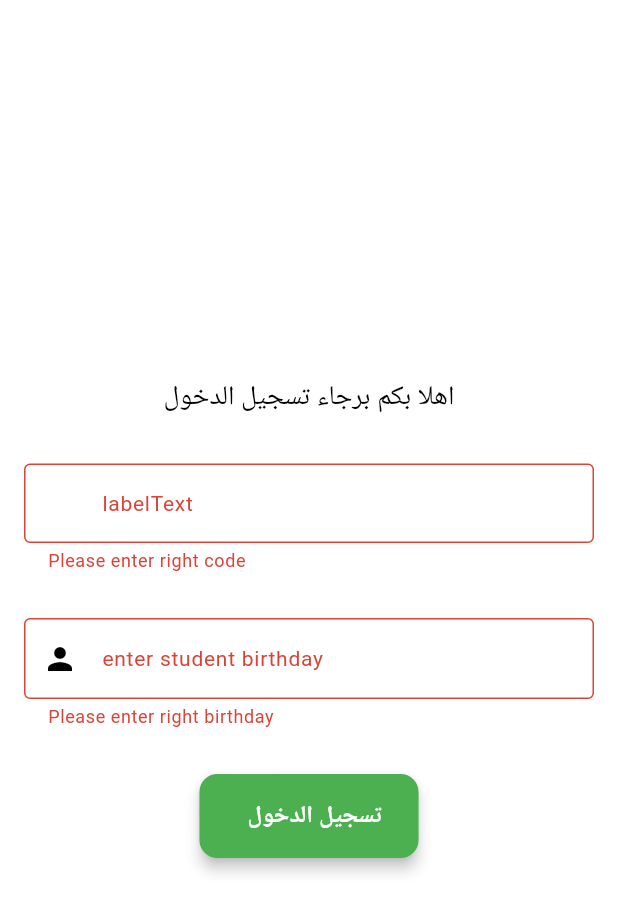
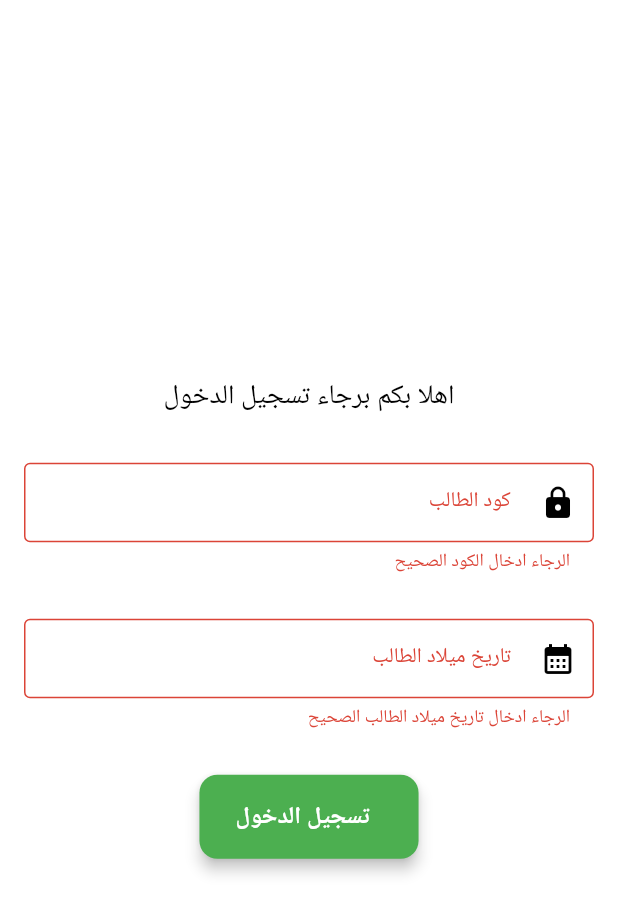
Before and after one commit to Bahaaib/Halaka, a Flutter app: the screen it shows after launch, after a tap on "تسجيل الدخول", on a phone screen of 412 x 824 dp. Shown: the top 914 px of the screen. Run offline on Flutter 3.47's test engine with Material 3 defaults, Android fonts, the phone set to English and light mode, and no system bars; our stand-ins replace auto_route, dio, firebase_core, firebase_database, flutter_bloc, freezed_annotation and 2 more; accounts and stored records are empty.

```diff
--- a/lib/main.dart
+++ b/lib/main.dart
@@ -1,11 +1,14 @@
+import 'package:firebase_core/firebase_core.dart';
 import 'package:flutter/material.dart';
 import 'package:flutter_bloc/flutter_bloc.dart';
 import 'package:halaka/presentation/global_bloc_observer.dart';
 import 'package:logger/logger.dart';
-
+import 'firebase_options.dart';
 import 'my_app.dart';
 
-void main() {
+void main() async {
+  WidgetsFlutterBinding.ensureInitialized();
+  await Firebase.initializeApp(options: DefaultFirebaseOptions.currentPlatform);
   final _appLogger = Logger();
   Bloc.observer = GlobalBlocObserver(logger: _appLogger);
   runApp(const MyApp());
--- a/lib/my_app.dart
+++ b/lib/my_app.dart
@@ -1,6 +1,7 @@
 import 'package:dio/dio.dart';
 import 'package:flutter/material.dart';
 import 'package:flutter_bloc/flutter_bloc.dart';
+import 'package:flutter_localizations/flutter_localizations.dart';
 import 'package:get_it/get_it.dart';
 import 'package:halaka/presentation/dummy/cubits/dummy_cubit/dummy_cubit.dart';
 import 'package:halaka/resources/themes.dart';
@@ -25,6 +26,14 @@ class _MyAppState extends State<MyApp> {
   @override
   Widget build(BuildContext context) {
     return MaterialApp.router(
+      localizationsDelegates: [
+        GlobalCupertinoLocalizations.delegate,
+        GlobalMaterialLocalizations.delegate,
+        GlobalWidgetsLocalizations.delegate,
+      ],
+      supportedLocales: [
+        Locale("fa", "IR"),
+      ],
       routerConfig: _appRouter.config(),
       debugShowCheckedModeBanner: false,
       theme: AppThemes.englishAppTheme,
--- a/lib/presentation/dummy/pages/home_page.dart
+++ b/lib/presentation/dummy/pages/home_page.dart
@@ -1,7 +1,8 @@
 import 'package:auto_route/annotations.dart';
 import 'package:flutter/material.dart';
 import 'package:halaka/widgets/custom_elevated_button.dart';
-import 'package:halaka/widgets/text_form_field_widget.dart';
+import 'package:halaka/widgets/custom_text_form_field.dart';
+import 'package:intl/intl.dart';
 import 'halaka_screen.dart';
 
 @RoutePage()
@@ -39,28 +40,48 @@ class _HomePageState extends State<HomePage> {
               const SizedBox(height: 30.0),
               CustomTextFormField(
                 controller: _codeController,
-                labelText: 'labelText',
+                // labelText: 'labelText',
                 keyboardType: TextInputType.number,
-                hintText: 'hintText',
+                prefixIcon: Icons.lock,
                 validator: (value) {
                   if (value == null || value.isEmpty) {
-                    return 'Please enter right code';
+                    return 'الرجاء ادخال الكود الصحيح';
                   }
                   return null;
                 },
+                labelText: ' كود الطالب', // Save the email value
               ),
               const SizedBox(height: 30.0),
-              CustomTextFormField(
-                hintText: 'ادخل تاريخ الميلاد الطالب',
-                labelText: 'enter student birthday',
-                prefixIcon: Icons.person,
-                controller: _birthdayController,
-                keyboardType: TextInputType.datetime,
-                validator: (value) {
-                  if (value == null || value.isEmpty || value == "") {
-                    return 'Please enter right birthday';
+              InkWell(
+                child: AbsorbPointer(
+                  child: CustomTextFormField(
+                    labelText: ' تاريخ ميلاد الطالب',
+                    prefixIcon: Icons.calendar_month,
+                    controller: _birthdayController,
+                    keyboardType: TextInputType.datetime,
+                    validator: (value) {
+                      if (value == null || value.isEmpty || value == "") {
+                        return 'الرجاء ادخال تاريخ ميلاد الطالب الصحيح';
+                      }
+                      return null;
+                    },
+                  ),
+                ),
+                onTap: () async {
+                  DateTime? pickedDate = await showDatePicker(
+                    context: context,
+                    initialDate: DateTime.now(),
+                    firstDate: DateTime(1990),
+                    lastDate: DateTime.now(),
+                  );
+
+                  if (pickedDate != null) {
+                    String formattedDate =
+                        DateFormat('yyyy-MM-dd').format(pickedDate);
+                    setState(() {
+                      _birthdayController.text = formattedDate;
+                    });
                   }
-                  return null;
                 },
               ),
               const SizedBox(height: 30.0),
--- a/lib/widgets/text_form_field_widget.dart
+++ b/lib/widgets/custom_text_form_field.dart
@@ -5,7 +5,6 @@ class CustomTextFormField extends StatelessWidget {
   final String labelText;
   final TextInputType keyboardType;
   final IconData? prefixIcon;
-  final String hintText;
   final TextInputType textInputType = TextInputType.number;
   final String? Function(String?)? validator;
 
@@ -16,7 +15,6 @@ class CustomTextFormField extends StatelessWidget {
     required this.validator,
     required this.keyboardType,
     this.prefixIcon,
-    required this.hintText,
   }) : super(key: key);
 
   @override
@@ -24,8 +22,8 @@ class CustomTextFormField extends StatelessWidget {
     return TextFormField(
       validator: validator,
       controller: controller,
+      keyboardType: keyboardType,
       decoration: InputDecoration(
-        hintText: hintText,
         labelText: labelText,
         prefixIcon: Icon(prefixIcon),
         border: OutlineInputBorder(
--- a/pubspec.yaml
+++ b/pubspec.yaml
@@ -22,6 +22,9 @@ dependencies:
   freezed: ^2.5.2
   freezed_annotation:
   logger: ^2.3.0
+  intl: ^0.19.0
+  firebase_core: ^3.5.0
+  firebase_database: ^11.1.3
 
   # The following adds the Cupertino Icons font to your application.
   # Use with the CupertinoIcons class for iOS style icons.
```
Also changed, not shown: lib/presentation/dummy/pages/halaka_screen.dart (+103 -2 lines), lib/presentation/dummy/pages/home_page_cubit/home_page_cubit.dart (added, +14 -0 lines), lib/presentation/dummy/pages/home_page_cubit/home_page_state.dart (added, +17 -0 lines), firebase.json (added), lib/firebase_options.dart (added), pubspec.lock, 6 other files.
